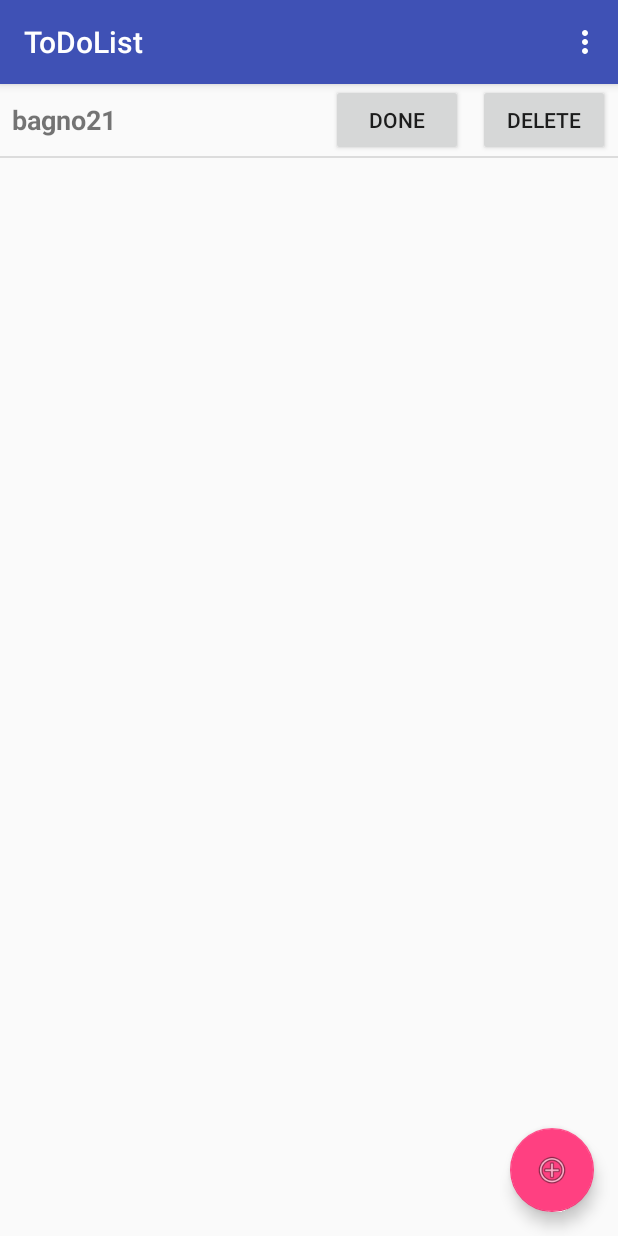
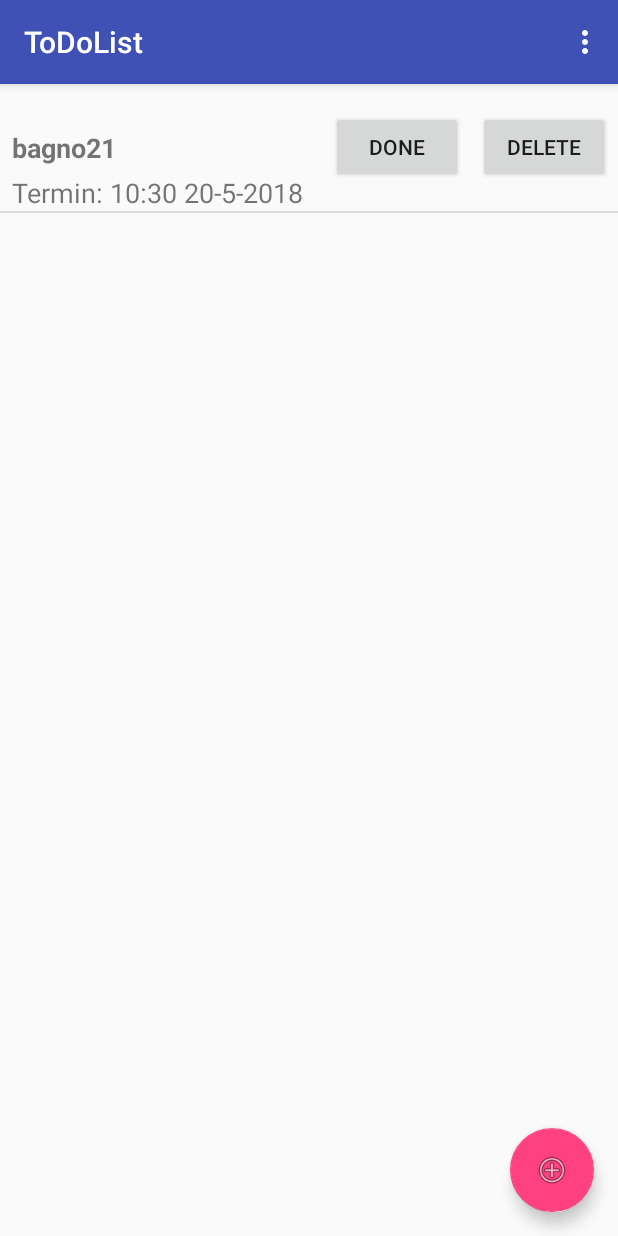
Before and after one commit to MW5/ToDo, an Android app: the screen it shows after launch (MainActivity), after a tap on an icon or button, on a phone screen of 412 x 824 dp. Run offline under Robolectric (Android 15) with nearby library versions, the phone set to English and light mode, and no system bars.

Commit message:
DB expanded

```diff
--- a/app/src/main/java/com/example/mw5/todolist/DbAdapter.java
+++ b/app/src/main/java/com/example/mw5/todolist/DbAdapter.java
@@ -9,10 +9,12 @@ import android.database.sqlite.SQLiteOpenHelper;
 import android.util.Log;
 import android.widget.Toast;
 
+import java.sql.Date;
+
 public class DbAdapter {
     private static final String DEBUG_TAG = "SqLiteTodoManager";
 
-    private static final int DB_VERSION = 1;
+    private static final int DB_VERSION = 3;
     private static final String DB_NAME = "database.db";
     private static final String DB_TODO_TABLE = "todo";
 
@@ -33,12 +35,12 @@ public class DbAdapter {
 
     //created at
     public static final String KEY_CREATED_AT = "created_at";
-    public static final String CREATED_AT_OPTIONS = "DATETIME DEFAULT CURRENT_TIMESTAMP";
+    public static final String CREATED_AT_OPTIONS = "LONG NOT NULL";
     public static final int CREATED_AT_COLUMN = 3;
 
     //due
     public static final String KEY_DUE = "due";
-    public static final String DUE_OPTIONS = "DATETIME NOT NULL";
+    public static final String DUE_OPTIONS = "LONG NOT NULL";
     public static final int DUE_COLUMN = 4;
 
     //priority
@@ -48,12 +50,23 @@ public class DbAdapter {
 
 
 
+//    private static final String DB_CREATE_TODO_TABLE =
+//            "CREATE TABLE " + DB_TODO_TABLE + "( " +
+//                    KEY_ID + " " + ID_OPTIONS + ", " +
+//                    KEY_DESCRIPTION + " " + DESCRIPTION_OPTIONS + ", " +
+//                    KEY_COMPLETED + " " + COMPLETED_OPTIONS +
+//                    ");";
+
     private static final String DB_CREATE_TODO_TABLE =
             "CREATE TABLE " + DB_TODO_TABLE + "( " +
                     KEY_ID + " " + ID_OPTIONS + ", " +
                     KEY_DESCRIPTION + " " + DESCRIPTION_OPTIONS + ", " +
-                    KEY_COMPLETED + " " + COMPLETED_OPTIONS +
+                    KEY_COMPLETED + " " + COMPLETED_OPTIONS + ", " +
+                    KEY_CREATED_AT + " " + CREATED_AT_OPTIONS + ", " +
+                    KEY_DUE + " " + DUE_OPTIONS + ", " +
+                    KEY_PRIORITY + " " + PRIORITY_OPTIONS +
                     ");";
+
     private static final String DROP_TODO_TABLE =
             "DROP TABLE IF EXISTS " + DB_TODO_TABLE;
 
@@ -105,9 +118,12 @@ public class DbAdapter {
         dbHelper.close();
     }
 
-    public long insertTodo(String description) {
+    public long insertTodo(String description,long createdAt, long due, int priority) {
         ContentValues newTodoValues = new ContentValues();
         newTodoValues.put(KEY_DESCRIPTION, description);
+        newTodoValues.put(KEY_CREATED_AT, createdAt);
+        newTodoValues.put(KEY_DUE, due);
+        newTodoValues.put(KEY_PRIORITY, priority);
         return db.insert(DB_TODO_TABLE, null, newTodoValues);
     }
 
@@ -115,15 +131,19 @@ public class DbAdapter {
         long id = task.getId();
         String description = task.getDescription();
         boolean completed = task.isCompleted();
-        return updateTodo(id, description, completed);
+        long due = task.getDue();
+        int priority = task.getPriority();
+        return updateTodo(id, description, completed, due, priority);
     }
 
-    public boolean updateTodo(long id, String description, boolean completed) {
+    public boolean updateTodo(long id, String description, boolean completed, Long due, int priority) {
         String where = KEY_ID + "=" + id;
         int completedTask = completed ? 1 : 0;
         ContentValues updateTodoValues = new ContentValues();
         updateTodoValues.put(KEY_DESCRIPTION, description);
         updateTodoValues.put(KEY_COMPLETED, completedTask);
+        updateTodoValues.put(KEY_DUE, due);
+        updateTodoValues.put(KEY_PRIORITY, description);
         return db.update(DB_TODO_TABLE, updateTodoValues, where, null) > 0;
     }
 
@@ -133,19 +153,22 @@ public class DbAdapter {
     }
 
     public Cursor getAllTodos() {
-        String[] columns = {KEY_ID, KEY_DESCRIPTION, KEY_COMPLETED};
+        String[] columns = {KEY_ID, KEY_DESCRIPTION, KEY_COMPLETED, KEY_CREATED_AT, KEY_DUE, KEY_PRIORITY};
         return db.query(DB_TODO_TABLE, columns, null, null, null, null, null);
     }
 
     public TodoTask getTodo(long id) {
-        String[] columns = {KEY_ID, KEY_DESCRIPTION, KEY_COMPLETED};
+        String[] columns = {KEY_ID, KEY_DESCRIPTION, KEY_COMPLETED, KEY_CREATED_AT, KEY_DUE, KEY_PRIORITY};
         String where = KEY_ID + "=" + id;
         Cursor cursor = db.query(DB_TODO_TABLE, columns, where, null, null, null, null);
         TodoTask task = null;
         if(cursor != null && cursor.moveToFirst()) {
             String description = cursor.getString(DESCRIPTION_COLUMN);
             boolean completed = cursor.getInt(COMPLETED_COLUMN) > 0 ? true : false;
-            task = new TodoTask(id, description, completed);
+            long createdAt = cursor.getLong(CREATED_AT_COLUMN);
+            long due = cursor.getLong(DUE_COLUMN);
+            int priority = cursor.getInt(PRIORITY_COLUMN);
+            task = new TodoTask(id, description, completed, createdAt, due, priority);
         }
         return task;
     }
--- a/app/src/main/java/com/example/mw5/todolist/MainActivity.java
+++ b/app/src/main/java/com/example/mw5/todolist/MainActivity.java
@@ -12,7 +12,11 @@ import android.view.View;
 import android.widget.ListView;
 import android.widget.Toast;
 
+import java.sql.Date;
+import java.text.DateFormat;
+import java.text.SimpleDateFormat;
 import java.util.ArrayList;
+import java.util.Calendar;
 import java.util.List;
 
 public class MainActivity extends AppCompatActivity {
@@ -39,7 +43,10 @@ public class MainActivity extends AppCompatActivity {
             @Override
             public void onClick(View view) {
                 //maka data form here
-                dBAdapter.insertTodo("bagno2");
+
+                //for testing purposes only sets due to current time
+                Long date = System.currentTimeMillis();
+                dBAdapter.insertTodo("bagno2",date, date, 0);
                 updateListViewData();
             }
         });
@@ -115,7 +122,10 @@ public class MainActivity extends AppCompatActivity {
                 long id = todoCursor.getLong(dBAdapter.ID_COLUMN);
                 String description = todoCursor.getString(dBAdapter.DESCRIPTION_COLUMN);
                 boolean completed = todoCursor.getInt(dBAdapter.COMPLETED_COLUMN) > 0 ? true : false;
-                tasks.add(new TodoTask(id, description, completed));
+                long createdAt = todoCursor.getLong(dBAdapter.CREATED_AT_COLUMN);
+                long due = todoCursor.getLong(dBAdapter.DUE_COLUMN);
+                int priority = todoCursor.getInt(dBAdapter.PRIORITY_COLUMN);
+                tasks.add(new TodoTask(id, description, completed, createdAt, due, priority));
             } while(todoCursor.moveToNext());
         }
     }
--- a/app/src/main/java/com/example/mw5/todolist/TodoTask.java
+++ b/app/src/main/java/com/example/mw5/todolist/TodoTask.java
@@ -1,14 +1,22 @@
 package com.example.mw5.todolist;
+
+import java.sql.Date;
 
 public class TodoTask {
     private long id;
     private String description;
     private boolean completed;
+    private long createdAt;
+    private long due;
+    private int priority;
 
-    public TodoTask(long id, String description, boolean completed) {
+    public TodoTask(long id, String description, boolean completed, long createdAt, long due, int priority) {
         this.id = id;
         this.description = description;
         this.completed = completed;
+        this.createdAt = createdAt;
+        this.due = due;
+        this.priority = priority;
     }
 
     public long getId() {
@@ -34,4 +42,25 @@ public class TodoTask {
     public void setCompleted(boolean completed) {
         this.completed = completed;
     }
+
+    public long getCreated_at() {
+        return createdAt;
+    }
+    public void setCreated_at(long created_at) {
+        this.createdAt = created_at;
+    }
+
+    public long getDue() {
+        return due;
+    }
+    public void setDue(long due) {
+        this.due = due;
+    }
+
+    public int getPriority() {
+        return priority;
+    }
+    public void setPriority(int priority) {
+        this.priority = priority;
+    }
 }
--- a/app/src/main/java/com/example/mw5/todolist/TodoTasksAdapter.java
+++ b/app/src/main/java/com/example/mw5/todolist/TodoTasksAdapter.java
@@ -1,10 +1,10 @@
 package com.example.mw5.todolist;
 
+import java.util.Calendar;
 import java.util.List;
 
 import android.app.Activity;
 import android.graphics.Color;
-import android.graphics.Paint;
 import android.view.LayoutInflater;
 import android.view.View;
 import android.view.ViewGroup;
@@ -43,7 +43,8 @@ public class TodoTasksAdapter extends ArrayAdapter<TodoTask> {
     }
 
     static class ViewHolder {
-        public TextView ToDoText;
+        public TextView toDoText;
+        public TextView toDoText2;
         public int id;
     }
     //test end
@@ -57,7 +58,8 @@ public class TodoTasksAdapter extends ArrayAdapter<TodoTask> {
             LayoutInflater layoutInflater = context.getLayoutInflater();
             rowView = layoutInflater.inflate(R.layout.task_list_row, null, true);
             viewHolder = new ViewHolder();
-            viewHolder.ToDoText = (TextView) rowView.findViewById(R.id.list_item_string);
+            viewHolder.toDoText = (TextView) rowView.findViewById(R.id.list_item_string);
+            viewHolder.toDoText2 = (TextView) rowView.findViewById(R.id.list_item_string_2);
             rowView.setTag(viewHolder);
         } else {
             viewHolder = (ViewHolder) rowView.getTag();
@@ -67,13 +69,48 @@ public class TodoTasksAdapter extends ArrayAdapter<TodoTask> {
         Button deleteBtn = (Button) rowView.findViewById(R.id.delete_btn);
 
         TodoTask task = tasks.get(position);
-        viewHolder.ToDoText.setText(task.getDescription()+task.getId());
+        viewHolder.toDoText.setText(task.getDescription()+task.getId());
+
+        Calendar calendar = Calendar.getInstance();
+        calendar.setTimeInMillis(task.getDue());
+        int mYear = calendar.get(Calendar.YEAR);
+        int mMonth = calendar.get(Calendar.MONTH);
+        int mDay = calendar.get(Calendar.DAY_OF_MONTH);
+        int mHour = calendar.get(Calendar.HOUR_OF_DAY);
+        int mMinute = calendar.get(Calendar.MINUTE);
+
+        String month = String.valueOf(mMonth);
+        String day = String.valueOf(mDay);
+        String hour = String.valueOf(mHour);
+        String minute = String.valueOf(mMinute);
+
+        if (mMonth<10) {
+            month = "0"+month;
+        }
+        if (mDay<10) {
+            day = "0"+day;
+        }
+        if (mHour<10) {
+            hour = "0"+hour;
+        }
+        if (mMinute<10) {
+            minute = "0"+minute;
+        }
+
+
+        viewHolder.toDoText2.setText("Termin: "+hour+":"+minute+" "+mDay+"-"+mMonth+"-"+mYear);
+
         viewHolder.id = (int) task.getId();
+
+        //priority coloring?
 
         //completed task coloring
         if(task.isCompleted()) {
             rowView.setBackgroundColor(Color.GREEN);
             setDoneBtn.setVisibility(View.GONE);
+        } else {
+            rowView.setBackgroundColor(Color.TRANSPARENT);
+            setDoneBtn.setVisibility(View.VISIBLE);
         }
 
         //delete btn handler
@@ -93,7 +130,8 @@ public class TodoTasksAdapter extends ArrayAdapter<TodoTask> {
         setDoneBtn.setOnClickListener(new View.OnClickListener(){
             @Override
             public void onClick(View v) {
-                if (dBAdapter.updateTodo(viewHolder.id, tasks.get(position).getDescription(), true)) {
+                if (dBAdapter.updateTodo(viewHolder.id, tasks.get(position).getDescription(), true,
+                        tasks.get(position).getDue(), tasks.get(position).getPriority())) {
                     tasks.get(position).setCompleted(true);
                 } else {
                     Toast.makeText(context, "Something went wrong", Toast.LENGTH_SHORT).show();
--- a/app/src/main/res/layout/task_list_row.xml
+++ b/app/src/main/res/layout/task_list_row.xml
@@ -7,11 +7,21 @@
         android:id="@+id/list_item_string"
         android:layout_width="wrap_content"
         android:layout_height="wrap_content"
+        android:layout_alignParentStart="true"
         android:layout_centerVertical="true"
-        android:layout_alignParentLeft="true"
         android:paddingLeft="8dp"
         android:textSize="18sp"
         android:textStyle="bold" />
+
+    <TextView
+        android:id="@+id/list_item_string_2"
+        android:layout_width="match_parent"
+        android:layout_height="wrap_content"
+        android:layout_alignParentStart="true"
+        android:layout_below="@+id/delete_btn"
+        android:layout_marginTop="12dp"
+        android:paddingLeft="8dp"
+        android:textSize="18sp" />
 
     <Button
         android:id="@+id/set_done_btn"
```
